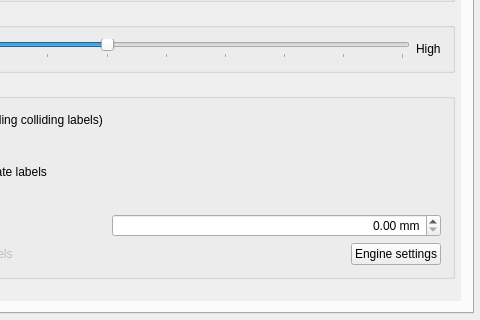
Above: src/ui/qgslabelingguibase.ui from qgis/QGIS before the change; both pictures show x 263 to 743 and y 286 to 606 of the 743 by 606 pixel window. Below: the same form after it.
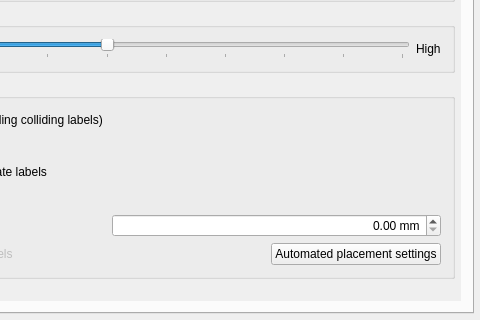
That is the form after the change. The open tabs and pages were chosen to show the change. Icons and pictures are not drawn. Custom widgets are drawn as their Qt base class.

Commit message: Adjust wording about PAL engine

Diff of the .ui file:
```diff
--- a/src/ui/qgslabelingguibase.ui
+++ b/src/ui/qgslabelingguibase.ui
@@ -1562,7 +1562,7 @@
                    <bool>true</bool>
                   </property>
                   <property name="text">
-                   <string>Engine settings</string>
+                   <string>Automated placement settings</string>
                   </property>
                  </widget>
                 </item>
```
The commit also changes 2 other files.
